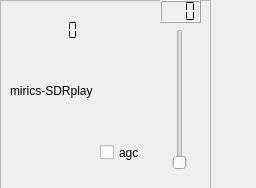
AlbrechtL/sdr-j-dab, file src/input/sdrplay-exp/sdrplay-widget.ui: the form before one commit.
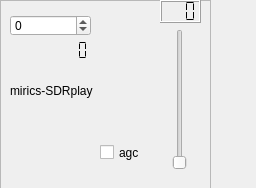
The form after the commit.

The edit to the form file:
```diff
--- a/src/input/sdrplay-exp/sdrplay-widget.ui
+++ b/src/input/sdrplay-exp/sdrplay-widget.ui
@@ -57,8 +57,8 @@
    <widget class="QLCDNumber" name="api_version">
     <property name="geometry">
      <rect>
-      <x>10</x>
-      <y>20</y>
+      <x>20</x>
+      <y>40</y>
       <width>91</width>
       <height>21</height>
      </rect>
@@ -112,6 +112,22 @@
      <string>agc</string>
     </property>
    </widget>
+   <widget class="QSpinBox" name="ppmControl">
+    <property name="geometry">
+     <rect>
+      <x>10</x>
+      <y>15</y>
+      <width>81</width>
+      <height>21</height>
+     </rect>
+    </property>
+    <property name="minimum">
+     <number>-200</number>
+    </property>
+    <property name="maximum">
+     <number>200</number>
+    </property>
+   </widget>
   </widget>
  </widget>
  <resources/>
```
